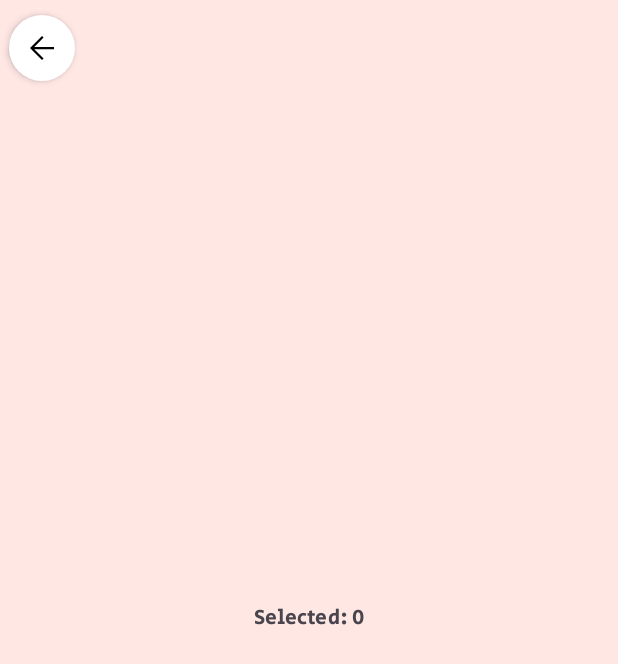
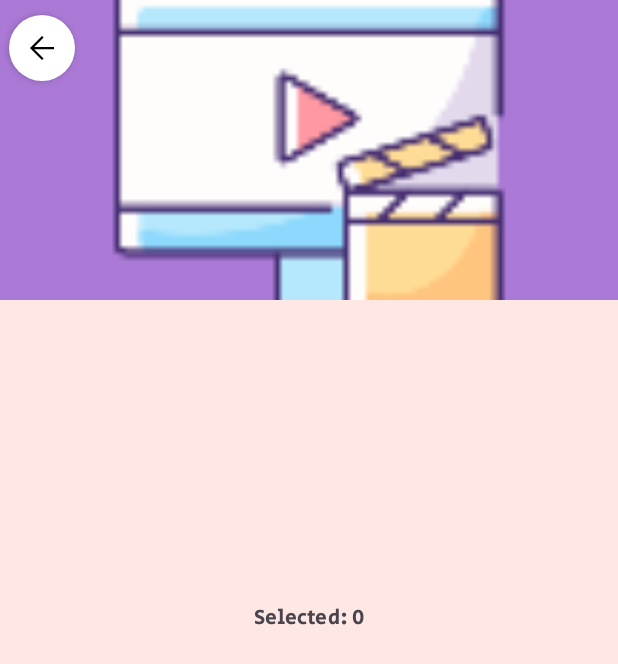
Before and after one commit to melanie-attard/NowShowing, an Android app: the ShowDetailsActivity screen opened directly, with no data from a screen before it, on a phone screen of 412 x 824 dp. Shown: the top 664 px of the screen. Run offline under Robolectric (Android 15) with nearby library versions, the phone set to English and light mode, and no system bars; our stand-ins replace Picasso; pictures from the network do not load.

Commit message:
Add show image in show details activity

```diff
--- a/app/src/main/java/com/nowshowing/ShowDetailsActivity.java
+++ b/app/src/main/java/com/nowshowing/ShowDetailsActivity.java
@@ -5,7 +5,10 @@ import androidx.appcompat.app.AppCompatActivity;
 import android.content.Intent;
 import android.os.Bundle;
 import android.view.View;
+import android.widget.ImageView;
 import android.widget.TextView;
+
+import com.squareup.picasso.Picasso;
 
 public class ShowDetailsActivity extends AppCompatActivity {
 
@@ -20,6 +23,14 @@ public class ShowDetailsActivity extends AppCompatActivity {
 
         TextView txt = (TextView) findViewById(R.id.txt_hello);
         txt.setText("Selected: " + Id);
+
+        // get image from intent
+        ImageView imageView = findViewById(R.id.imageView);
+        String image = String.valueOf(intent.getStringExtra("Image"));
+        Picasso.get()
+                .load(image)
+                .error(R.mipmap.ic_launcher)
+                .into(imageView);
     }
 
     public void on_backBtnClicked(View view) {
--- a/app/src/main/res/layout/activity_show_details.xml
+++ b/app/src/main/res/layout/activity_show_details.xml
@@ -28,4 +28,15 @@
         app:layout_constraintTop_toTopOf="parent"
         app:srcCompat="@drawable/ic_back_arrow"
         android:contentDescription="@string/back_btn_description"/>
+
+    <ImageView
+        android:id="@+id/imageView"
+        android:layout_width="0dp"
+        android:layout_height="200dp"
+        android:scaleType="centerCrop"
+        app:layout_constraintEnd_toEndOf="parent"
+        app:layout_constraintStart_toStartOf="parent"
+        app:layout_constraintTop_toTopOf="parent"
+        android:alpha="0.9"
+        android:contentDescription="@string/show_img_description"/>
 </androidx.constraintlayout.widget.ConstraintLayout>
--- a/app/src/main/res/values/strings.xml
+++ b/app/src/main/res/values/strings.xml
@@ -14,6 +14,6 @@
 
     <string name="search_hint">Search for a show</string>
     <string name="show_img_description">TV Show Image</string>
-    <string name="back_btn_description">Navigate back to home page</string>
+    <string name="back_btn_description">Navigate back to previous page</string>
 
 </resources>
```
Also changed, not shown: app/src/main/java/com/nowshowing/ShowsAdapter.java (+6 -5 lines).
